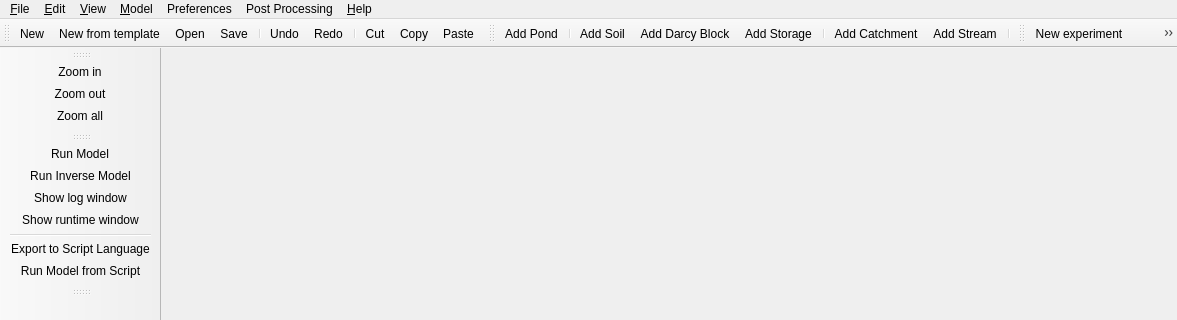
ArashMassoudieh/GIFMod, file GUI/mainwindowGIFMod.ui: the form before one commit; both pictures show x 0 to 1177 and y 0 to 320 of the 1177 by 791 pixel window.
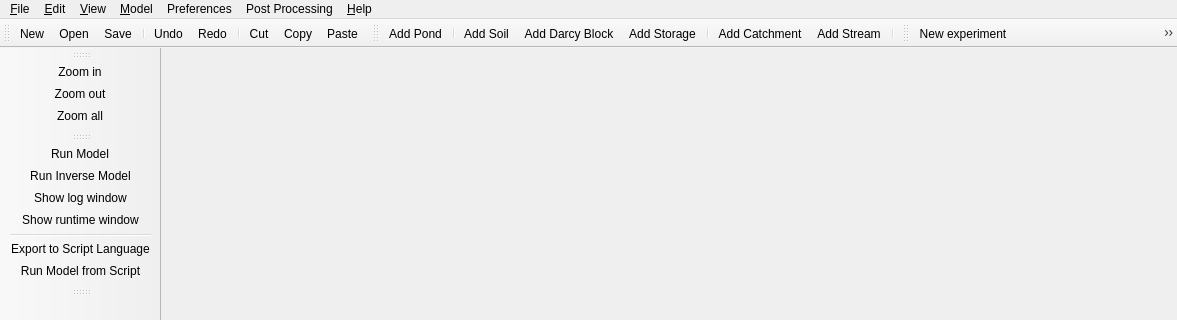
The form after the commit. Icons and pictures are not drawn.

```diff
--- a/GUI/mainwindowGIFMod.ui
+++ b/GUI/mainwindowGIFMod.ui
@@ -202,7 +202,6 @@
     <bool>false</bool>
    </attribute>
    <addaction name="action_New"/>
-   <addaction name="actionNew_from_template"/>
    <addaction name="action_Open"/>
    <addaction name="action_Save"/>
    <addaction name="separator"/>
```
